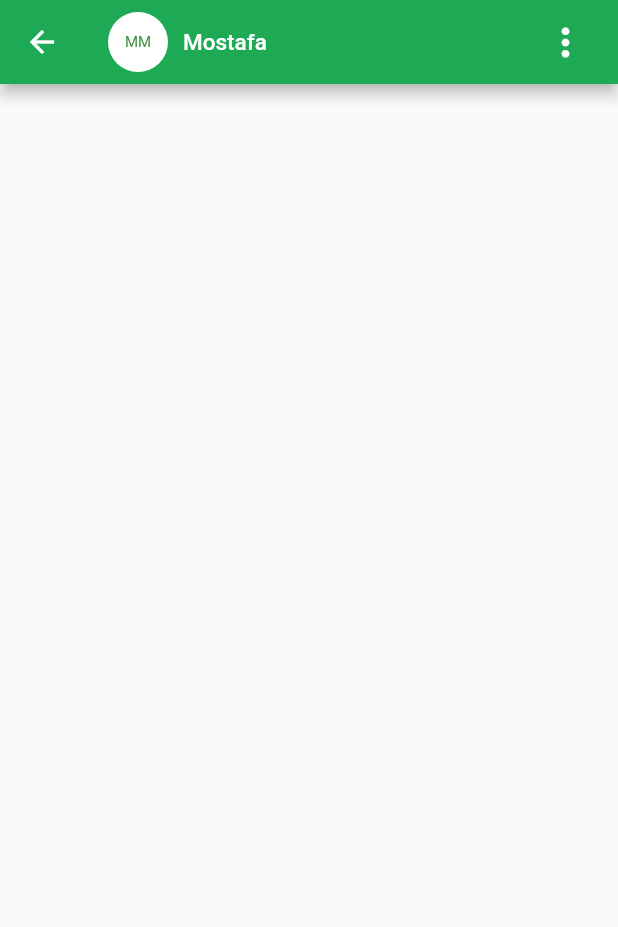
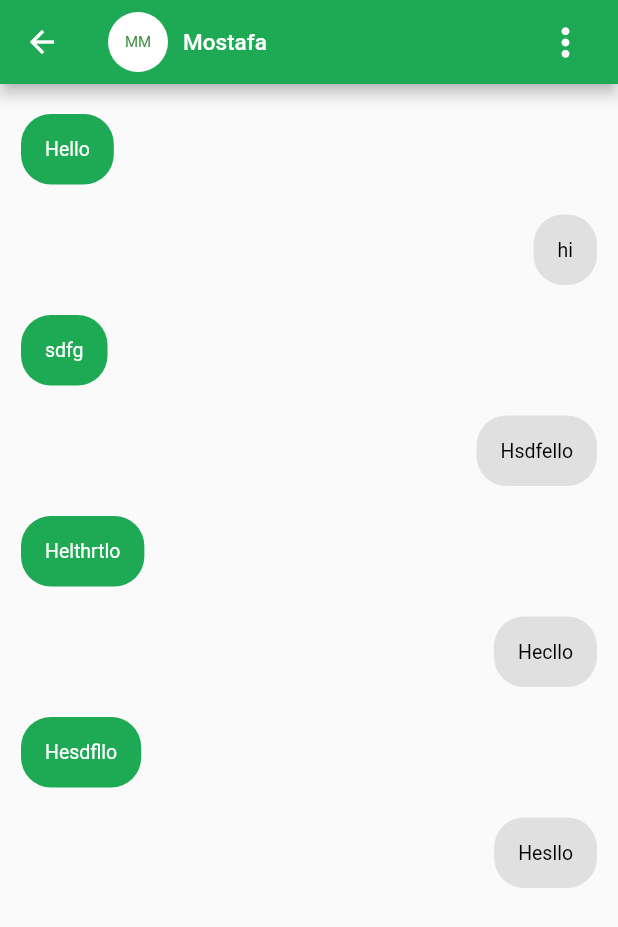
Before and after one commit to mohammadal-omari/teste7gez, a Flutter app: the Inbox screen opened directly, on a phone screen of 412 x 824 dp. Shown: the top 927 px of the screen. Run offline on Flutter 3.47's test engine with Material 2 defaults, Android fonts, the phone set to English and light mode, and no system bars; our stand-ins replace ionicons; accounts and stored records are empty; network calls fail.

Commit message:
add message content box

```diff
--- a/e7gez/lib/src/pages/chat/inbox.dart
+++ b/e7gez/lib/src/pages/chat/inbox.dart
@@ -1,13 +1,30 @@
+import 'package:e7gez/src/models/chatUsers_model.dart';
 import 'package:flutter/cupertino.dart';
 import 'package:flutter/material.dart';
 import 'package:ionicons/ionicons.dart';
 
+enum MessageType {
+   sender,
+   receiver
+}
 class Inbox extends StatefulWidget {
   @override
   State<StatefulWidget> createState() => _InboxState();
 }
 
 class _InboxState extends State<Inbox> {
+
+  List<ChatMessage> messages = [
+    ChatMessage(messageContent: "Hello", messageType: MessageType.receiver.toString()),
+    ChatMessage(messageContent: "hi", messageType: MessageType.sender.toString()),
+    ChatMessage(messageContent: "sdfg", messageType: MessageType.receiver.toString()),
+    ChatMessage(messageContent: "Hsdfello", messageType: MessageType.sender.toString()),
+    ChatMessage(messageContent: "Helthrtlo", messageType: MessageType.receiver.toString()),
+    ChatMessage(messageContent: "Hecllo", messageType: MessageType.sender.toString()),
+    ChatMessage(messageContent: "Hesdfllo", messageType: MessageType.receiver.toString()),
+    ChatMessage(messageContent: "Hesllo", messageType: MessageType.sender.toString()),
+
+    ];
   @override
   Widget build(BuildContext context) {
     return SafeArea(
@@ -40,6 +57,31 @@ class _InboxState extends State<Inbox> {
 
             ]
         ),
+        body: Stack(children:<Widget> [
+          ListView.builder(itemCount: messages.length,
+           shrinkWrap: true,
+           padding: EdgeInsets.only(top: 10, bottom: 10),
+           physics: NeverScrollableScrollPhysics(),
+            itemBuilder: (BuildContext context, int index) {
+              return Container(
+                padding: const EdgeInsets.only(
+                  left: 14, right: 14, top: 10, bottom: 10
+                ),
+                child: Align(alignment:
+                (messages[index].messageType == MessageType.receiver.toString()? Alignment.topLeft: Alignment.topRight),
+                child: Container(
+                  decoration: BoxDecoration(borderRadius: BorderRadius.circular(20),
+                  color: (messages[index].messageType == MessageType.receiver.toString()? Color(0xFF1EA955): Colors.grey.shade300)),
+                   padding: const EdgeInsets.all(16),
+                   child: Text(messages[index].messageContent, style: TextStyle(
+                    fontSize: 13,
+                    color: messages[index].messageType == MessageType.receiver.toString()? Colors.white: Colors.black),),
+                  ),
+
+                  ),
+              );
+             },)
+        ]),
       ),
     );
   }
```
